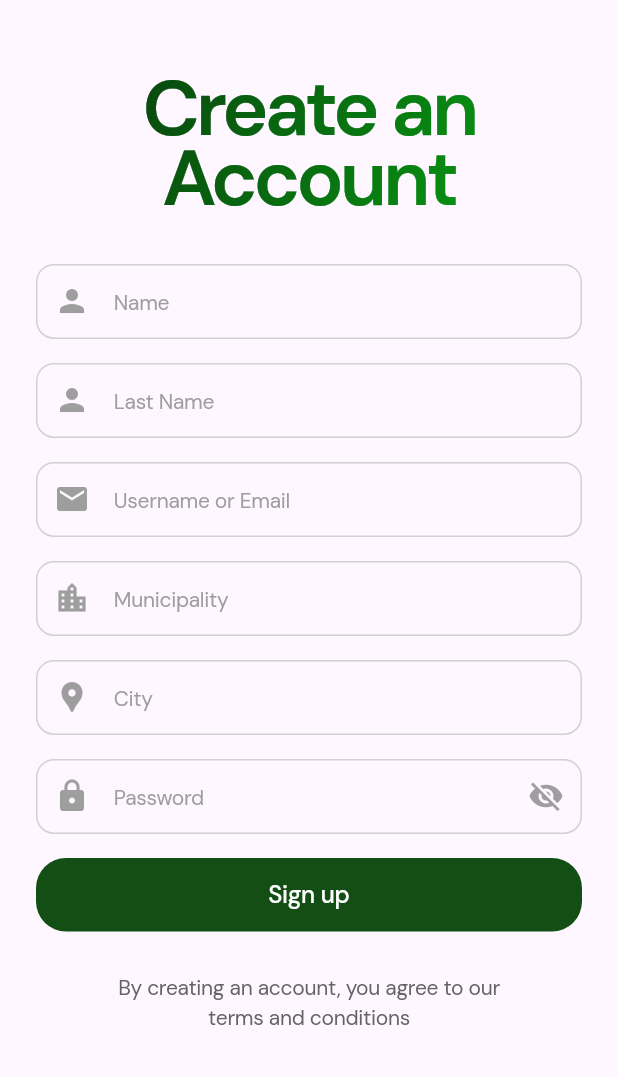
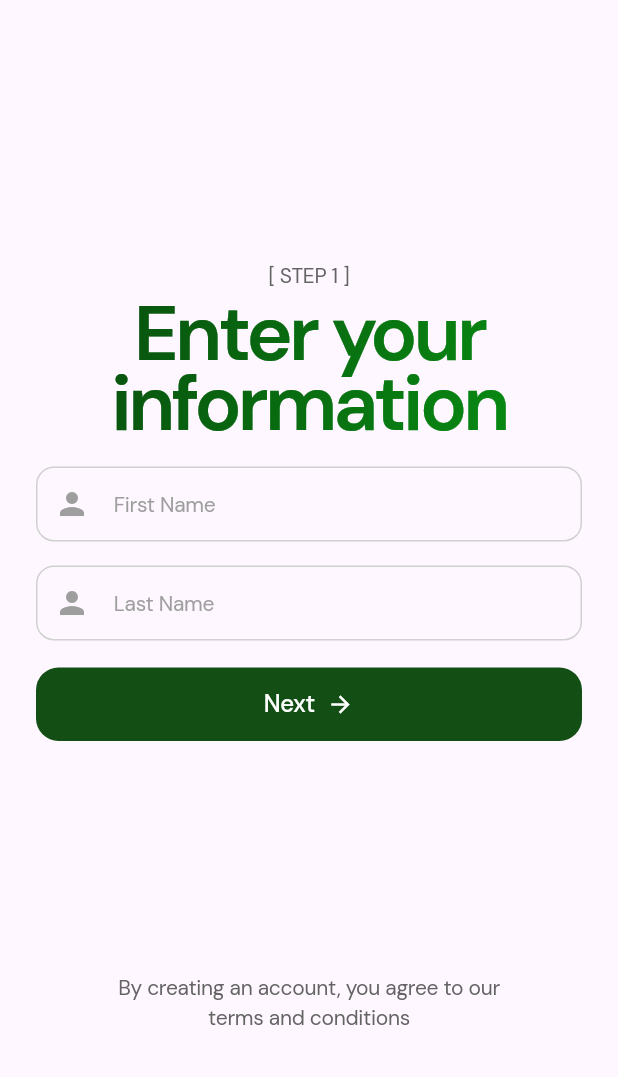
Before and after one commit to HanzChrisrome/soiltrack_mobile, a Flutter app: the RegisterScreen screen opened by its route, on a phone screen of 412 x 824 dp, the part 159-1236 px from its top. Run offline on Flutter 3.47's test engine with Material 3 defaults, Android fonts, the phone set to English and light mode, and no system bars; our stand-ins replace app_links, fl_chart, flutter_dotenv, flutter_riverpod, freezed_annotation, geolocator and 9 more; missing offline and left inert: mqtt_client, wifi_iot, wifi_scan; accounts and stored records are empty.

Commit message:
Before passing again in APPCON. Please.

```diff
--- a/lib/features/auth/controller/auth_controller.dart
+++ b/lib/features/auth/controller/auth_controller.dart
@@ -60,7 +60,7 @@ class AuthController {
 
     try {
       await authNotifier.signUp(
-          email, password, userFname, userLname, municipality, city);
+          context, email, password, userFname, userLname, municipality, city);
       context.pushNamed('email-verification');
     } catch (e) {
       NotifierHelper.logError(e, context, e.toString());
--- a/lib/features/auth/presentation/screens/register_screen.dart
+++ b/lib/features/auth/presentation/screens/register_screen.dart
@@ -1,14 +1,16 @@
-// ignore_for_file: library_private_types_in_public_api
-
+import 'package:flutter/services.dart';
+import 'package:soiltrack_mobile/core/utils/notifier_helpers.dart';
 import 'package:soiltrack_mobile/core/utils/validators.dart';
 import 'package:soiltrack_mobile/features/auth/controller/auth_controller.dart';
+import 'package:soiltrack_mobile/widgets/filled_button.dart';
+import 'package:soiltrack_mobile/widgets/outline_button.dart';
 import 'package:soiltrack_mobile/widgets/text_field.dart';
-import 'package:soiltrack_mobile/features/auth/provider/auth_provider.dart';
 import 'package:flutter/material.dart';
 import 'package:flutter_riverpod/flutter_riverpod.dart';
 import 'package:go_router/go_router.dart';
 import 'package:soiltrack_mobile/widgets/text_gradient.dart';
-import 'package:philippines_rpcmb/philippines_rpcmb.dart';
+// import 'package:philippines_rpcmb/philippines_rpcmb.dart';
+import 'package:soiltrack_mobile/features/auth/provider/auth_provider.dart';
 
 class RegisterScreen extends ConsumerStatefulWidget {
   const RegisterScreen({super.key});
@@ -25,12 +27,8 @@ class _RegisterScreenState extends ConsumerState<RegisterScreen> {
   final TextEditingController passwordController = TextEditingController();
   final TextEditingController confirmPasswordController =
       TextEditingController();
-  final TextEditingController municipalityController = TextEditingController();
   final TextEditingController cityController = TextEditingController();
-
-  Region? region;
-  Province? province;
-  Municipality? municipality;
+  final TextEditingController provinceController = TextEditingController();
 
   @override
   void dispose() {
@@ -39,26 +37,28 @@ class _RegisterScreenState extends ConsumerState<RegisterScreen> {
     emailController.dispose();
     passwordController.dispose();
     confirmPasswordController.dispose();
+    cityController.dispose();
+    provinceController.dispose();
     super.dispose();
   }
 
   @override
   Widget build(BuildContext context) {
-    final authState = ref.watch(authProvider);
-    final registerController = AuthController(ref, context);
+    final userAuthState = ref.watch(authProvider);
+    final userAuthStateNotifier = ref.read(authProvider.notifier);
+    final currentStep = userAuthState.currentRegistrationStep;
+    final AuthController authController = AuthController(ref, context);
 
     double keyboardHeight = MediaQuery.of(context).viewInsets.bottom;
-    double topPadding = 60;
-    double bottomPadding = 320;
 
     return Scaffold(
       resizeToAvoidBottomInset: false,
       body: Stack(
         children: [
           AnimatedPositioned(
-            duration: const Duration(milliseconds: 0), // No animation
-            top: keyboardHeight > 0 ? topPadding : 70.0,
-            bottom: keyboardHeight > 0 ? bottomPadding : 40.0,
+            duration: const Duration(milliseconds: 0),
+            top: keyboardHeight > 0 ? 60 : 70.0,
+            bottom: keyboardHeight > 0 ? 320 : 40.0,
             left: 0,
             right: 0,
             child: Form(
@@ -90,19 +90,12 @@ class _RegisterScreenState extends ConsumerState<RegisterScreen> {
                   Padding(
                     padding: const EdgeInsets.symmetric(horizontal: 24.0),
                     child: Column(
-                      mainAxisAlignment: MainAxisAlignment.center,
                       children: [
-                        if (keyboardHeight == 0)
-                          const TextGradient(
-                            text: 'Create an\nAccount',
-                            fontSize: 52,
-                            heightSpacing: 0.9,
-                            letterSpacing: -2.5,
-                            textAlign: TextAlign.center,
-                          ),
-                        const SizedBox(height: 25.0),
+                        if (currentStep == 0) ...[
+                          _buildStepTitle(
+                              '[ STEP 1 ]', 'Enter your information'),
                           TextFieldWidget(
-                          label: 'Name',
+                            label: 'First Name',
                             controller: userFname,
                             validator: Validators.validateUsername,
                             prefixIcon: Icons.person,
@@ -113,23 +106,30 @@ class _RegisterScreenState extends ConsumerState<RegisterScreen> {
                             validator: Validators.validateUsername,
                             prefixIcon: Icons.person,
                           ),
+                        ],
+                        if (currentStep == 1) ...[
+                          _buildStepTitle('[ STEP 2 ]', 'Enter your address'),
                           TextFieldWidget(
-                          label: 'Username or Email',
-                          controller: emailController,
-                          validator: Validators.validateEmail,
-                          prefixIcon: Icons.email,
-                        ),
-                        TextFieldWidget(
-                          label: 'Municipality',
-                          controller: municipalityController,
+                            label: 'City',
+                            controller: cityController,
                             validator: Validators.validateUsername,
                             prefixIcon: Icons.location_city,
                           ),
                           TextFieldWidget(
-                          label: 'City',
-                          controller: cityController,
+                            label: 'Province',
+                            controller: provinceController,
                             validator: Validators.validateUsername,
                             prefixIcon: Icons.location_pin,
+                          ),
+                        ],
+                        if (currentStep == 2) ...[
+                          _buildStepTitle(
+                              '[ STEP 3 ]', 'Enter your credentials'),
+                          TextFieldWidget(
+                            label: 'Email',
+                            controller: emailController,
+                            validator: Validators.validateEmail,
+                            prefixIcon: Icons.email,
                           ),
                           TextFieldWidget(
                             label: 'Password',
@@ -138,56 +138,65 @@ class _RegisterScreenState extends ConsumerState<RegisterScreen> {
                             validator: Validators.validatePassword,
                             prefixIcon: Icons.lock,
                           ),
-                        Padding(
-                          padding: const EdgeInsets.symmetric(vertical: 8.0),
-                          child: SizedBox(
-                            width: double.infinity,
-                            child: TextButton(
-                              style: TextButton.styleFrom(
-                                padding:
-                                    const EdgeInsets.symmetric(vertical: 13.0),
-                                shape: RoundedRectangleBorder(
-                                  borderRadius: BorderRadius.circular(20.0),
+                          TextFieldWidget(
+                            label: 'Confirm Password',
+                            controller: confirmPasswordController,
+                            isPasswordField: true,
+                            validator: Validators.validatePassword,
+                            prefixIcon: Icons.lock,
                           ),
-                                backgroundColor:
-                                    Theme.of(context).colorScheme.onPrimary,
+                        ],
+                        const SizedBox(height: 10.0),
+                        Row(
+                          mainAxisAlignment: MainAxisAlignment.spaceBetween,
+                          children: [
+                            if (currentStep > 0)
+                              Expanded(
+                                flex: 1,
+                                child: OutlineCustomButton(
+                                  buttonText: 'Back',
+                                  onPressed: () {
+                                    if (currentStep > 0) {
+                                      userAuthStateNotifier
+                                          .updateCurrentStep(currentStep - 1);
+                                    }
+                                  },
                                 ),
-                              onPressed: authState.isRegistering
-                                  ? null
-                                  : () {
-                                      registerController.signUp(
+                              ),
+                            if (currentStep > 0) const SizedBox(width: 5),
+                            Expanded(
+                              flex: currentStep > 0 ? 2 : 3,
+                              child: FilledCustomButton(
+                                buttonText:
+                                    currentStep < 2 ? 'Next' : 'Register',
+                                icon: currentStep < 2
+                                    ? Icons.arrow_forward
+                                    : Icons.check,
+                                onPressed: () {
+                                  if (userAuthState.isRegistering) return;
+                                  bool isValid = _validateCurrentStep(
+                                      context, currentStep);
+
+                                  if (isValid) {
+                                    if (currentStep < 2) {
+                                      userAuthStateNotifier
+                                          .updateCurrentStep(currentStep + 1);
+                                    } else {
+                                      authController
+                                        ..signUp(
                                           userFname.text,
                                           userLname.text,
                                           emailController.text,
                                           passwordController.text,
-                                        municipalityController.text,
                                           cityController.text,
+                                          provinceController.text,
                                         );
+                                    }
+                                  }
                                 },
-                              child: authState.isRegistering
-                                  ? const SizedBox(
-                                      height: 20,
-                                      width: 20,
-                                      child: CircularProgressIndicator(
-                                        valueColor:
-                                            AlwaysStoppedAnimation<Color>(
-                                                Colors.white),
-                                        strokeWidth: 2.0,
-                                      ),
-                                    )
-                                  : Text(
-                                      'Sign up',
-                                      style: Theme.of(context)
-                                          .textTheme
-                                          .titleSmall
-                                          ?.copyWith(
-                                            color: Theme.of(context)
-                                                .colorScheme
-                                                .primary,
                               ),
                             ),
-                            ),
-                          ),
+                          ],
                         ),
                       ],
                     ),
@@ -217,4 +226,77 @@ class _RegisterScreenState extends ConsumerState<RegisterScreen> {
       ),
     );
   }
+
+  // Helper function to build step titles
+  Widget _buildStepTitle(String stepNumber, String description) {
+    return Container(
+      margin: const EdgeInsets.only(bottom: 10.0),
+      child: Column(
+        children: [
+          Text(
+            stepNumber,
+            style: Theme.of(context).textTheme.bodyMedium!.copyWith(
+                  color: Theme.of(context).colorScheme.onSurface,
+                ),
+          ),
+          const SizedBox(height: 5.0),
+          TextGradient(
+            text: description,
+            fontSize: 52,
+            heightSpacing: 0.9,
+            letterSpacing: -2.5,
+            textAlign: TextAlign.center,
+          ),
+        ],
+      ),
+    );
   }
+
+  bool _validateCurrentStep(BuildContext context, int currentStep) {
+    if (currentStep == 0) {
+      if (userFname.text.isEmpty || userLname.text.isEmpty) {
+        vibrateError();
+        NotifierHelper.showErrorToast(context, 'All fields are required.');
+        return false;
+      }
+    } else if (currentStep == 1) {
+      if (cityController.text.isEmpty || provinceController.text.isEmpty) {
+        vibrateError();
+        NotifierHelper.showErrorToast(context, 'All fields are required.');
+        return false;
+      }
+    } else if (currentStep == 2) {
+      vibrateError();
+      final emailError = Validators.validateEmail(emailController.text);
+      if (emailError != null) {
+        NotifierHelper.showErrorToast(context, emailError);
+        return false;
+      }
+
+      final passwordError =
+          Validators.validatePassword(passwordController.text);
+      if (passwordError != null) {
+        vibrateError();
+        NotifierHelper.showErrorToast(context, passwordError);
+        return false;
+      }
+
+      if (confirmPasswordController.text.isEmpty) {
+        vibrateError();
+        NotifierHelper.showErrorToast(context, 'Please confirm your password.');
+        return false;
+      }
+
+      if (passwordController.text != confirmPasswordController.text) {
+        vibrateError();
+        NotifierHelper.showErrorToast(context, 'Passwords do not match.');
+        return false;
+      }
+    }
+    return true;
+  }
+
+  void vibrateError() {
+    HapticFeedback.heavyImpact();
+  }
+}
--- a/lib/features/auth/provider/auth_provider_state.dart
+++ b/lib/features/auth/provider/auth_provider_state.dart
@@ -12,7 +12,10 @@ class UserAuthState with _$UserAuthState {
     String? userLastName,
     String? userEmail,
     String? userPassword,
+    String? userCity,
+    String? userProvince,
     String? macAddress,
+    @Default(0) int currentRegistrationStep,
     int? failedAttempts,
     DateTime? lockoutTime,
     @Default(false) bool isAuthenticated,
```
Also changed, not shown: lib/core/utils/validators.dart (+6 -2 lines), lib/features/auth/presentation/screens/email_verification_screen.dart (+72 -13 lines), lib/features/auth/presentation/screens/login_screen.dart (+60 -30 lines), lib/features/auth/provider/auth_provider.dart (+62 -4 lines), lib/features/auth/provider/auth_provider_state.freezed.dart. Lines whose indentation alone changed are shown as unchanged.
